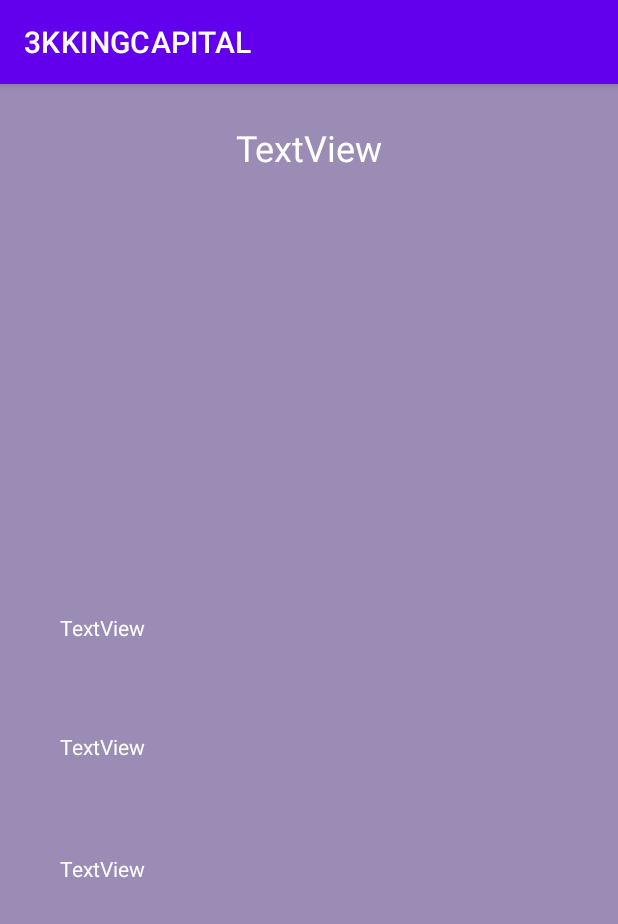
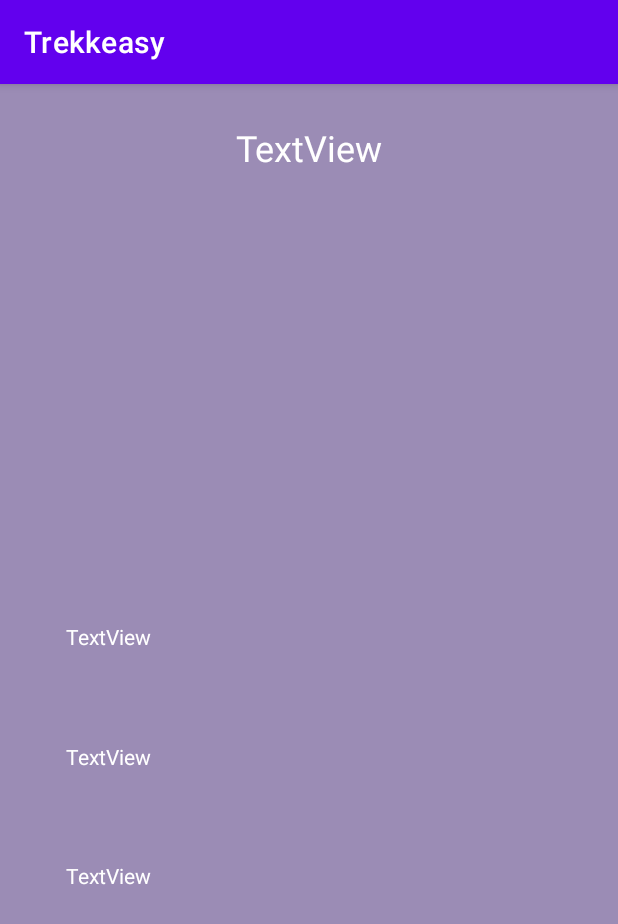
Before and after one commit to nicokufeke/3KKINGCITY, an Android app: the fragment TrekkingSantiagoDetailFragment placed in its activity, on a phone screen of 412 x 824 dp. Shown: the top 924 px of the screen. Run offline under Robolectric (Android 15) with nearby library versions, the phone set to English and light mode, and no system bars; our stand-ins replace Room's generated code, Timber; libraries missing offline, so code that uses them is left out: androidx.viewbinding; network calls fail; pictures from the network do not load; 1 statement that could not run was skipped.

Commit message:
Cambios en el layout y cambio de nombre/label etiqueta de proyecto y APP

```diff
--- a/app/src/main/AndroidManifest.xml
+++ b/app/src/main/AndroidManifest.xml
@@ -8,7 +8,7 @@
         android:name=".model.TrekkingSantiagoApplication"
         android:allowBackup="true"
         android:icon="@mipmap/ic_launcher"
-        android:label="@string/app_name"
+        android:label="Trekkeasy"
         android:roundIcon="@mipmap/ic_launcher_round"
         android:supportsRtl="true"
         android:theme="@style/Theme.3KKINGCAPITAL">
--- a/app/src/main/res/layout/activity_main.xml
+++ b/app/src/main/res/layout/activity_main.xml
@@ -12,6 +12,9 @@ android:layout_width="0dp"
         android:layout_height="0dp"
         app:layout_constraintBottom_toBottomOf="parent"
         app:layout_constraintEnd_toEndOf="parent"
+        app:layout_constraintHorizontal_bias="0.0"
         app:layout_constraintStart_toStartOf="parent"
-app:layout_constraintTop_toTopOf="parent"/>
+        app:layout_constraintTop_toTopOf="parent"
+        app:layout_constraintVertical_bias="0.0" />
+
 </androidx.constraintlayout.widget.ConstraintLayout>
--- a/app/src/main/res/layout/fragment_detail_trekkingsantiago.xml
+++ b/app/src/main/res/layout/fragment_detail_trekkingsantiago.xml
@@ -8,13 +8,14 @@
     android:layout_height="match_parent"
     android:background="#9B8CB5">
 
+
     <TextView
         android:id="@+id/tvDifficulty"
-        android:layout_width="254dp"
-        android:layout_height="45dp"
-        android:layout_marginStart="40dp"
-        android:layout_marginLeft="40dp"
-        android:layout_marginTop="36dp"
+        android:layout_width="286dp"
+        android:layout_height="51dp"
+        android:layout_marginStart="44dp"
+        android:layout_marginLeft="44dp"
+        android:layout_marginTop="34dp"
         android:text="@string/difficulty"
         android:textColor="#FFFFFF"
         app:layout_constraintStart_toStartOf="parent"
@@ -22,11 +23,11 @@
 
     <TextView
         android:id="@+id/tvDistance"
-        android:layout_width="251dp"
+        android:layout_width="284dp"
         android:layout_height="45dp"
-        android:layout_marginStart="40dp"
-        android:layout_marginLeft="40dp"
-        android:layout_marginTop="36dp"
+        android:layout_marginStart="44dp"
+        android:layout_marginLeft="44dp"
+        android:layout_marginTop="34dp"
         android:text="@string/distance"
         android:textColor="#FFFFFF"
         app:layout_constraintStart_toStartOf="parent"
@@ -34,11 +35,11 @@
 
     <TextView
         android:id="@+id/tvLocation"
-        android:layout_width="248dp"
-        android:layout_height="43dp"
-        android:layout_marginStart="40dp"
-        android:layout_marginLeft="40dp"
-        android:layout_marginTop="44dp"
+        android:layout_width="284dp"
+        android:layout_height="46dp"
+        android:layout_marginStart="44dp"
+        android:layout_marginLeft="44dp"
+        android:layout_marginTop="50dp"
         android:text="@string/location"
         android:textColor="#FFFFFF"
         app:layout_constraintStart_toStartOf="parent"
@@ -76,5 +77,7 @@
         app:layout_constraintBottom_toTopOf="@+id/ivTrekkingSantiago"
         app:layout_constraintEnd_toEndOf="parent"
         app:layout_constraintStart_toStartOf="parent"
-        app:layout_constraintTop_toTopOf="parent" />
+        app:layout_constraintTop_toTopOf="parent"
+        android:gravity="center_horizontal" />
+
 </androidx.constraintlayout.widget.ConstraintLayout>
--- a/app/src/main/res/layout/item_list_trekking.xml
+++ b/app/src/main/res/layout/item_list_trekking.xml
@@ -36,6 +36,7 @@
             android:layout_marginLeft="28dp"
             android:layout_marginTop="45dp"
             android:text="TextView"
+            android:textAllCaps="false"
             android:textColor="#FFFFFF"
             android:textSize="14sp"
             app:layout_constraintStart_toEndOf="@+id/rvimage"
--- a/app/src/main/res/values/strings.xml
+++ b/app/src/main/res/values/strings.xml
@@ -4,4 +4,8 @@
     <string name="location">TextView</string>
     <string name="distance">TextView</string>
     <string name="difficulty">TextView</string>
+    <string name="cerros_de_santiago">Cerros de Santiago</string>
+    <string name="distance1">Distance</string>
+    <string name="location1">Location</string>
+    <string name="difficulty1">Difficulty</string>
 </resources>
```
Lines whose indentation alone changed are shown as unchanged.
